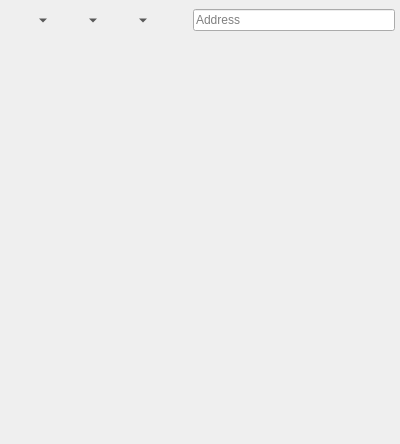
This is 2.x/UI/dooble_page.ui in textbrowser/dooble as Qt 5 draws it before an edit. The edited form follows.
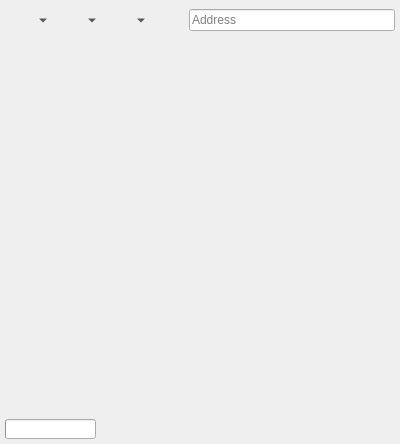
This is the edited form. Custom widgets are drawn as their Qt base class.

The edit to the form file:
```diff
--- a/2.x/UI/dooble_page.ui
+++ b/2.x/UI/dooble_page.ui
@@ -14,6 +14,9 @@
    <string>Form</string>
   </property>
   <layout class="QVBoxLayout" name="verticalLayout">
+   <property name="spacing">
+    <number>5</number>
+   </property>
    <property name="leftMargin">
     <number>0</number>
    </property>
@@ -24,10 +27,13 @@
     <number>0</number>
    </property>
    <property name="bottomMargin">
-    <number>0</number>
+    <number>5</number>
    </property>
    <item>
     <layout class="QHBoxLayout" name="horizontalLayout">
+     <property name="spacing">
+      <number>5</number>
+     </property>
      <property name="leftMargin">
       <number>5</number>
      </property>
@@ -155,6 +161,54 @@
      </layout>
     </widget>
    </item>
+   <item>
+    <layout class="QHBoxLayout" name="horizontalLayout_4">
+     <property name="spacing">
+      <number>5</number>
+     </property>
+     <property name="leftMargin">
+      <number>5</number>
+     </property>
+     <property name="rightMargin">
+      <number>5</number>
+     </property>
+     <item>
+      <widget class="QProgressBar" name="progress">
+       <property name="sizePolicy">
+        <sizepolicy hsizetype="Fixed" vsizetype="Fixed">
+         <horstretch>0</horstretch>
+         <verstretch>0</verstretch>
+        </sizepolicy>
+       </property>
+       <property name="maximumSize">
+        <size>
+         <width>16777215</width>
+         <height>20</height>
+        </size>
+       </property>
+       <property name="value">
+        <number>0</number>
+       </property>
+       <property name="textVisible">
+        <bool>false</bool>
+       </property>
+      </widget>
+     </item>
+     <item>
+      <spacer name="horizontalSpacer">
+       <property name="orientation">
+        <enum>Qt::Horizontal</enum>
+       </property>
+       <property name="sizeHint" stdset="0">
+        <size>
+         <width>40</width>
+         <height>20</height>
+        </size>
+       </property>
+      </spacer>
+     </item>
+    </layout>
+   </item>
   </layout>
  </widget>
  <customwidgets>
```
